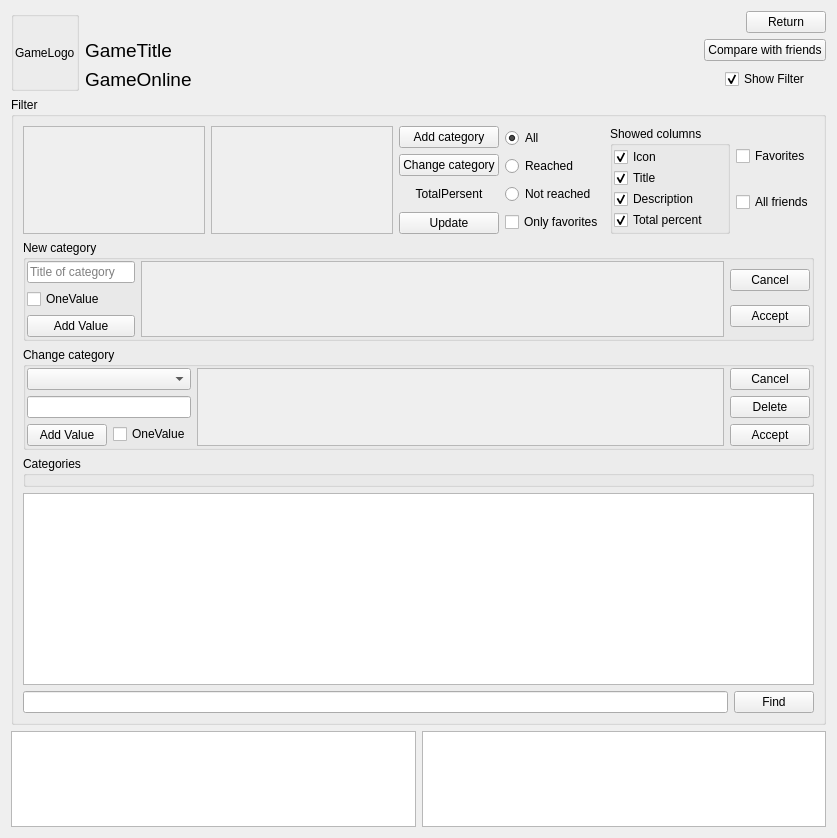
The window that AraSteamManager/formachievements.ui (Arankir/AraSteamManager) describes before a commit, drawn with Qt 5.
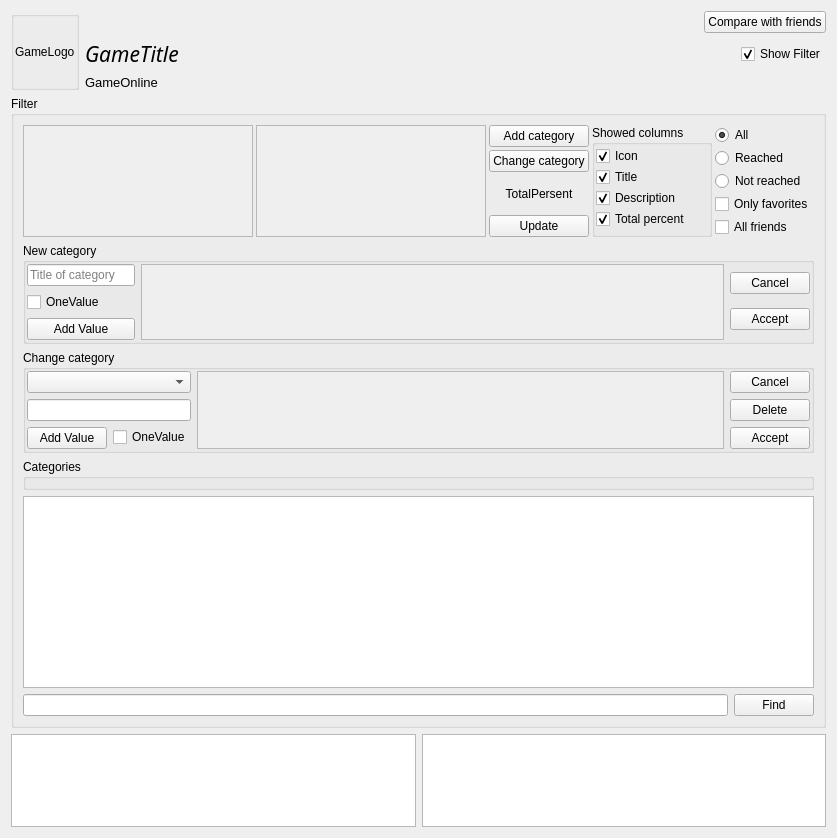
The same window after the commit.

```diff
--- a/AraSteamManager/formachievements.ui
+++ b/AraSteamManager/formachievements.ui
@@ -13,11 +13,34 @@
   <property name="windowTitle">
    <string>SteamAchievementsStatistic</string>
   </property>
-  <layout class="QVBoxLayout" name="verticalLayout_7">
+  <layout class="QVBoxLayout" name="verticalLayout_6">
    <item>
     <layout class="QGridLayout" name="gridLayout">
+     <item row="0" column="3" colspan="2">
+      <widget class="QPushButton" name="ButtonCompare">
+       <property name="text">
+        <string>Compare with friends</string>
+       </property>
+      </widget>
+     </item>
+     <item row="1" column="4">
+      <widget class="QCheckBox" name="CheckBoxShowFilter">
+       <property name="text">
+        <string>Show Filter</string>
+       </property>
+       <property name="checked">
+        <bool>true</bool>
+       </property>
+      </widget>
+     </item>
      <item row="0" column="0" rowspan="3">
       <widget class="QGroupBox" name="groupBox">
+       <property name="sizePolicy">
+        <sizepolicy hsizetype="Minimum" vsizetype="Preferred">
+         <horstretch>0</horstretch>
+         <verstretch>0</verstretch>
+        </sizepolicy>
+       </property>
        <property name="title">
         <string/>
        </property>
@@ -42,6 +65,12 @@
         </property>
         <item row="0" column="0">
          <widget class="QLabel" name="LabelGameLogo">
+          <property name="sizePolicy">
+           <sizepolicy hsizetype="Minimum" vsizetype="Preferred">
+            <horstretch>0</horstretch>
+            <verstretch>0</verstretch>
+           </sizepolicy>
+          </property>
           <property name="text">
            <string>GameLogo</string>
           </property>
@@ -50,31 +79,52 @@
        </layout>
       </widget>
      </item>
-     <item row="1" column="2">
-      <spacer name="horizontalSpacer_2">
+     <item row="1" column="1">
+      <widget class="QLabel" name="LabelGameTitle">
+       <property name="sizePolicy">
+        <sizepolicy hsizetype="Expanding" vsizetype="Preferred">
+         <horstretch>0</horstretch>
+         <verstretch>0</verstretch>
+        </sizepolicy>
+       </property>
+       <property name="font">
+        <font>
+         <family>Lucida Bright</family>
+         <pointsize>16</pointsize>
+         <weight>50</weight>
+         <italic>true</italic>
+         <bold>false</bold>
+        </font>
+       </property>
+       <property name="text">
+        <string>GameTitle</string>
+       </property>
+      </widget>
+     </item>
+     <item row="0" column="1" colspan="2">
+      <spacer name="horizontalSpacer_3">
        <property name="orientation">
         <enum>Qt::Horizontal</enum>
        </property>
        <property name="sizeHint" stdset="0">
         <size>
-         <width>636</width>
-         <height>18</height>
+         <width>40</width>
+         <height>20</height>
         </size>
        </property>
       </spacer>
      </item>
-     <item row="0" column="5">
-      <widget class="QPushButton" name="ButtonReturn">
-       <property name="text">
-        <string>Return</string>
-       </property>
-      </widget>
-     </item>
-     <item row="2" column="1" colspan="2">
+     <item row="2" column="1" colspan="4">
       <widget class="QLabel" name="LabelGameOnline">
+       <property name="sizePolicy">
+        <sizepolicy hsizetype="Minimum" vsizetype="Preferred">
+         <horstretch>0</horstretch>
+         <verstretch>0</verstretch>
+        </sizepolicy>
+       </property>
        <property name="font">
         <font>
-         <pointsize>14</pointsize>
+         <pointsize>10</pointsize>
         </font>
        </property>
        <property name="text">
@@ -82,35 +132,6 @@
        </property>
       </widget>
      </item>
-     <item row="2" column="4" colspan="2">
-      <widget class="QCheckBox" name="CheckBoxShowFilter">
-       <property name="text">
-        <string>Show Filter</string>
-       </property>
-       <property name="checked">
-        <bool>true</bool>
-       </property>
-      </widget>
-     </item>
-     <item row="1" column="1">
-      <widget class="QLabel" name="LabelGameTitle">
-       <property name="font">
-        <font>
-         <pointsize>14</pointsize>
-        </font>
-       </property>
-       <property name="text">
-        <string>GameTitle</string>
-       </property>
-      </widget>
-     </item>
-     <item row="1" column="3" colspan="3">
-      <widget class="QPushButton" name="ButtonCompare">
-       <property name="text">
-        <string>Compare with friends</string>
-       </property>
-      </widget>
-     </item>
     </layout>
    </item>
    <item>
@@ -130,6 +151,9 @@
      <layout class="QVBoxLayout" name="verticalLayout_8">
       <item>
        <layout class="QHBoxLayout" name="horizontalLayout_4">
+        <property name="spacing">
+         <number>3</number>
+        </property>
         <item>
          <widget class="QScrollArea" name="ScrollAreaCategories">
           <property name="sizePolicy">
@@ -146,8 +170,8 @@
             <rect>
              <x>0</x>
              <y>0</y>
-             <width>195</width>
-             <height>102</height>
+             <width>241</width>
+             <height>119</height>
             </rect>
            </property>
           </widget>
@@ -169,8 +193,8 @@
             <rect>
              <x>0</x>
              <y>0</y>
-             <width>194</width>
-             <height>102</height>
+             <width>240</width>
+             <height>119</height>
             </rect>
            </property>
           </widget>
@@ -211,41 +235,6 @@
           </item>
          </layout>
         </item>
-        <item>
-         <layout class="QVBoxLayout" name="verticalLayout_5">
-          <item>
-           <widget class="QRadioButton" name="RadioButtonAll">
-            <property name="text">
-             <string>All</string>
-            </property>
-            <property name="checked">
-             <bool>true</bool>
-            </property>
-           </widget>
-          </item>
-          <item>
-           <widget class="QRadioButton" name="RadioButtonReached">
-            <property name="text">
-             <string>Reached</string>
-            </property>
-           </widget>
-          </item>
-          <item>
-           <widget class="QRadioButton" name="RadioButtonNotReached">
-            <property name="text">
-             <string>Not reached</string>
-            </property>
-           </widget>
-          </item>
-          <item>
-           <widget class="QCheckBox" name="CheckBoxFavorites">
-            <property name="text">
-             <string>Only favorites</string>
-            </property>
-           </widget>
-          </item>
-         </layout>
-        </item>
         <item>
          <widget class="QGroupBox" name="GroupBoxCompareShowedColumns">
           <property name="title">
@@ -311,11 +300,35 @@
          </widget>
         </item>
         <item>
-         <layout class="QVBoxLayout" name="verticalLayout_6">
+         <layout class="QVBoxLayout" name="verticalLayout_5">
           <item>
-           <widget class="QCheckBox" name="CheckBoxCompareFavorites">
+           <widget class="QRadioButton" name="RadioButtonAll">
             <property name="text">
-             <string>Favorites</string>
+             <string>All</string>
+            </property>
+            <property name="checked">
+             <bool>true</bool>
+            </property>
+           </widget>
+          </item>
+          <item>
+           <widget class="QRadioButton" name="RadioButtonReached">
+            <property name="text">
+             <string>Reached</string>
+            </property>
+           </widget>
+          </item>
+          <item>
+           <widget class="QRadioButton" name="RadioButtonNotReached">
+            <property name="text">
+             <string>Not reached</string>
+            </property>
+           </widget>
+          </item>
+          <item>
+           <widget class="QCheckBox" name="CheckBoxFavorites">
+            <property name="text">
+             <string>Only favorites</string>
             </property>
            </widget>
           </item>
@@ -540,7 +553,7 @@
       <item>
        <widget class="QTableWidget" name="TableWidgetCompareFriends">
         <property name="sizePolicy">
-         <sizepolicy hsizetype="Expanding" vsizetype="Minimum">
+         <sizepolicy hsizetype="Minimum" vsizetype="Minimum">
           <horstretch>0</horstretch>
           <verstretch>0</verstretch>
          </sizepolicy>
```
